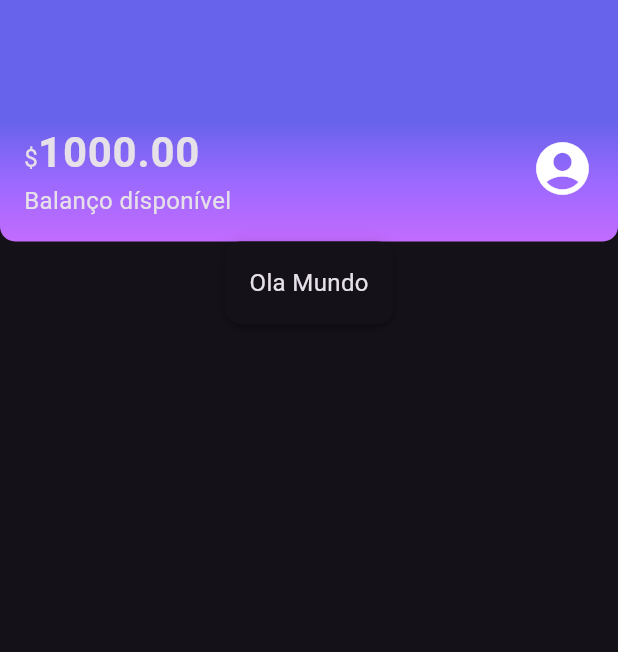
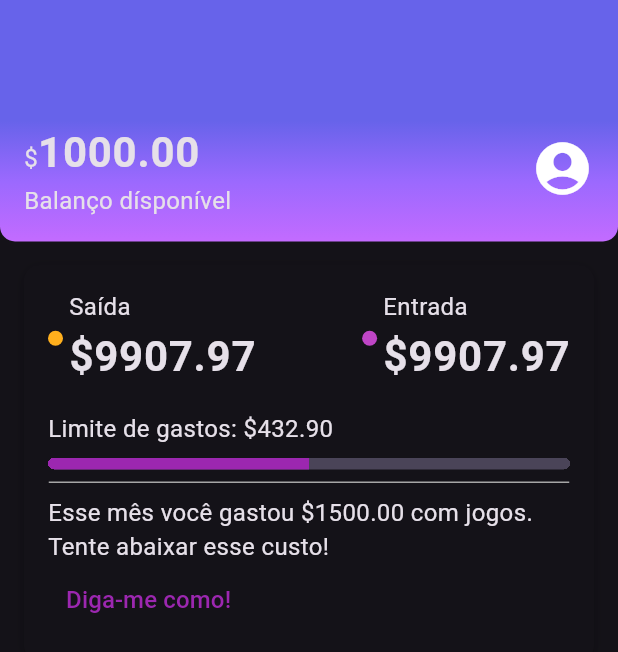
Before and after one commit to MarcoAntonioGomes/alubank, a Flutter app: the screen it shows after launch, on a phone screen of 412 x 824 dp. Shown: the top 652 px of the screen. Run offline on Flutter 3.47's test engine with Material 3 defaults, Android fonts, the phone set to English and light mode, and no system bars.

Commit message:
Recentactivity section developed

```diff
--- /dev/null
+++ b/lib/components/color_dot.dart
@@ -0,0 +1,20 @@
+
+
+import 'package:flutter/material.dart';
+
+class ColorDot extends StatelessWidget {
+  final Color? color;
+  const ColorDot({super.key, required this.color});
+
+  @override
+  Widget build(BuildContext context) {
+    return Container(
+      width: 10,
+      height: 10,
+      decoration: BoxDecoration(
+        color: color,
+        borderRadius: BorderRadius.circular(10)
+      ),
+    );
+  }
+}
--- /dev/null
+++ b/lib/components/content_division.dart
@@ -0,0 +1,16 @@
+import 'package:alubank/themes/theme_colors.dart';
+import 'package:flutter/material.dart';
+
+class ContentDivision extends StatelessWidget {
+  const ContentDivision({super.key});
+
+  @override
+  Widget build(BuildContext context) {
+    return Container(
+      height: 1,
+      decoration: BoxDecoration(
+        border: Border.all(color: ThemeColors.division)
+      ),
+    );
+  }
+}
--- /dev/null
+++ b/lib/components/sections/recentactivity.dart
@@ -0,0 +1,87 @@
+import 'package:alubank/components/box_card.dart';
+import 'package:alubank/components/color_dot.dart';
+import 'package:alubank/components/content_division.dart';
+import 'package:alubank/themes/theme_colors.dart';
+import 'package:flutter/material.dart';
+
+class RecentActivity extends StatelessWidget {
+  const RecentActivity({super.key});
+
+  @override
+  Widget build(BuildContext context) {
+    return Padding(
+      padding: const EdgeInsets.all(16),
+      child: BoxCard(boxContent: _RecentActivity(),),
+    );
+  }
+}
+
+class _RecentActivity extends StatelessWidget {
+  const _RecentActivity({super.key});
+
+  @override
+  Widget build(BuildContext context) {
+    return  Column(
+      crossAxisAlignment: CrossAxisAlignment.start,
+      children: [
+        Row(
+          mainAxisAlignment: MainAxisAlignment.spaceBetween,
+          children: [
+            Row(
+              children: [
+                Padding(
+                  padding: const EdgeInsets.only(right: 4.0),
+                  child: ColorDot(color: ThemeColors.recentActivity['spent']),
+                ),
+                Column(
+                  crossAxisAlignment: CrossAxisAlignment.start,
+                  children: [
+                    Text('Saída'),
+                    Text('\$9907.97', style: Theme.of(context).textTheme.bodyLarge,)
+                  ],
+                ),
+              ]
+            ),
+            Row(
+                children: [
+                  Padding(
+                    padding: const EdgeInsets.only(right: 4.0),
+                    child: ColorDot(color: ThemeColors.recentActivity['income']),
+                  ),
+                  Column(
+                    crossAxisAlignment: CrossAxisAlignment.start,
+                    children: [
+                      Text('Entrada'),
+                      Text('\$9907.97', style: Theme.of(context).textTheme.bodyLarge,)
+                    ],
+                  )
+                ]
+            ),
+          ],
+
+        ),
+        Padding(
+          padding: const EdgeInsets.only(top: 16.0, bottom: 8.0),
+          child: Text('Limite de gastos: \$432.90'),
+        ),
+        Container(
+          clipBehavior: Clip.hardEdge,
+          decoration: BoxDecoration(
+            borderRadius: BorderRadius.circular(5)
+          ),
+          child: LinearProgressIndicator(
+            color: Theme.of(context).primaryColor,
+            value: 0.5,
+            minHeight: 8,
+          ),
+        ),
+        Padding(
+          padding: const EdgeInsets.only(top:8.0, bottom: 8.0),
+          child: ContentDivision(),
+        ),
+        Text('Esse mês você gastou \$1500.00 com jogos. Tente abaixar esse custo!'),
+        TextButton(onPressed: (){}, child: Text('Diga-me como!',  style: TextStyle(fontSize: 16, color: Theme.of(context).primaryColor),)),
+      ],
+    );
+  }
+}
--- a/lib/screens/home.dart
+++ b/lib/screens/home.dart
@@ -1,5 +1,6 @@
 import 'package:alubank/components/box_card.dart';
 import 'package:alubank/components/sections/header.dart';
+import 'package:alubank/components/sections/recentactivity.dart';
 import 'package:flutter/material.dart';
 
 class Home extends StatelessWidget {
@@ -10,7 +11,7 @@ class Home extends StatelessWidget {
     return const Scaffold(body: Column(
       children: <Widget>[
         Header(),
-        BoxCard(boxContent: Text('Ola Mundo'))
+        RecentActivity()
       ],
     ),);
   }
--- a/lib/themes/theme_colors.dart
+++ b/lib/themes/theme_colors.dart
@@ -7,4 +7,11 @@ class ThemeColors {
     Color.fromRGBO(155, 105, 254, 1.0),
     Color.fromRGBO(195, 107, 255, 1.0)
   ];
+
+  static const recentActivity = {
+    'spent': Color.fromRGBO(255, 175, 29, 1.0),
+    'income': Color.fromRGBO(191, 69, 198, 1.0)
+  };
+
+  static const division = Color.fromRGBO(166, 166, 166, 1.0);
 }
```
